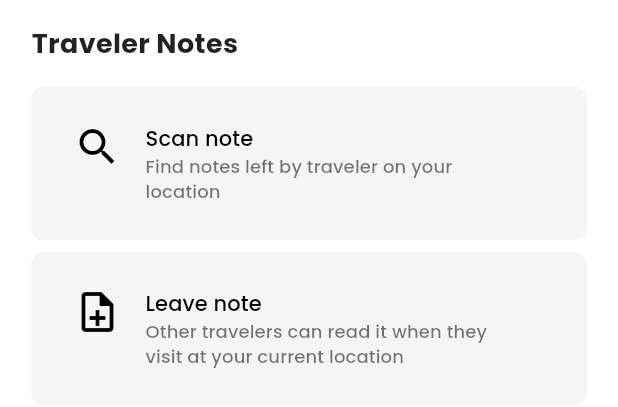
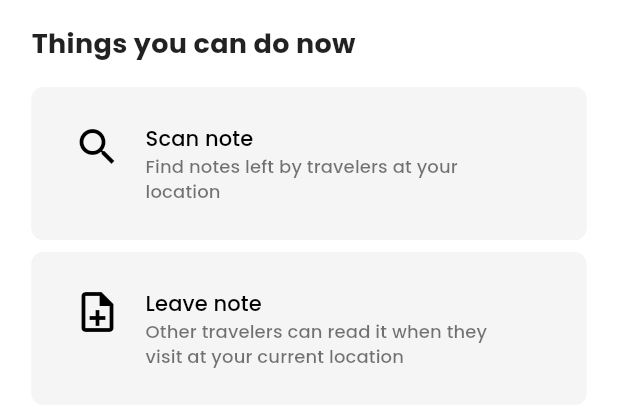
Before and after one commit to manish-poudel/travel-motto-mobile-app, a Flutter app: the NoteNavigator widget shown alone on an empty page, opened directly, on a phone screen of 412 x 824 dp. Shown: the top 407 px of the screen. Run offline on Flutter 3.47's test engine with Material 3 defaults, Android fonts, the phone set to English and light mode, and no system bars; our stand-ins replace cached_network_image, cloud_firestore, cloud_functions, firebase_auth, firebase_core, firebase_storage and 7 more; missing offline and left inert: firebase_in_app_messaging; accounts and stored records are empty.

Commit message:
chore: fix text

```diff
--- a/lib/screens/home/widgets/note_navigator.dart
+++ b/lib/screens/home/widgets/note_navigator.dart
@@ -15,7 +15,7 @@ class NoteNavigator extends StatelessWidget {
         mainAxisAlignment: MainAxisAlignment.start,
         children: [
           const Text(
-            "Traveler Notes",
+            "Things you can do now",
             style: TextStyle(
               color: Colors.black87,
               fontWeight: FontWeight.bold,
@@ -64,7 +64,7 @@ class NoteNavigator extends StatelessWidget {
                                       color: Colors.black, fontSize: 14),
                                 ),
                                 Text(
-                                  "Find notes left by traveler on your location",
+                                  "Find notes left by travelers at your location",
                                   textAlign: TextAlign.start,
                                   style: TextStyle(
                                       color: Colors.black54, fontSize: 12),
--- a/lib/screens/home/widgets/travel_game_navigator.dart
+++ b/lib/screens/home/widgets/travel_game_navigator.dart
@@ -17,7 +17,7 @@ class TravelGameNavigator extends StatelessWidget {
           mainAxisAlignment: MainAxisAlignment.spaceBetween,
           children: [
             const Text(
-              "Travel Games",
+              "Play travel games",
               style: TextStyle(
                 color: Colors.black87,
                 fontWeight: FontWeight.bold,
```
